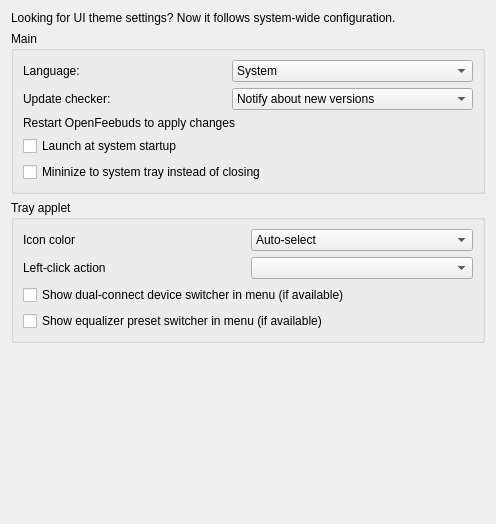
The window that openfreebuds_qt/designer/ui_settings.ui (melianmiko/OpenFreebuds) describes before a commit, drawn with Qt 5.
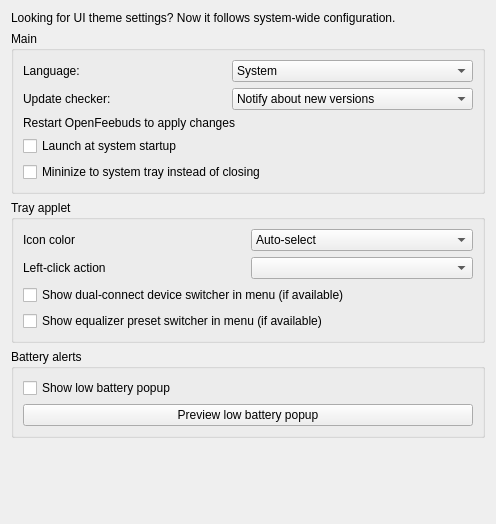
The same window after the commit.

Commit message:
Add custom low battery popup
Show a frameless always-on-top PyQt overlay when earbud battery drops below the configured 20% and 10% thresholds.

Add user interface settings to enable the popup and preview it in virtual-device mode, and update translations for the new controls.

Tighten the main window header spacing so the extra options button no longer sits too close to the sidebar scrollbar.

```diff
--- a/openfreebuds_qt/designer/ui_settings.ui
+++ b/openfreebuds_qt/designer/ui_settings.ui
@@ -152,6 +152,29 @@
      </layout>
     </widget>
    </item>
+   <item>
+    <widget class="QGroupBox" name="low_battery_overlay_group">
+     <property name="title">
+      <string>Battery alerts</string>
+     </property>
+     <layout class="QGridLayout" name="gridLayout_3">
+      <item row="0" column="0" colspan="2">
+       <widget class="QCheckBox" name="low_battery_overlay_toggle">
+        <property name="text">
+         <string>Show low battery popup</string>
+        </property>
+       </widget>
+      </item>
+      <item row="1" column="0" colspan="2">
+       <widget class="QPushButton" name="low_battery_overlay_test_button">
+        <property name="text">
+         <string>Preview low battery popup</string>
+        </property>
+       </widget>
+      </item>
+     </layout>
+    </widget>
+   </item>
    <item>
     <spacer name="verticalSpacer">
      <property name="orientation">
```
Left out of the diff: 34 changed lines with no effect on the pictures. The commit also changes 11 other files.
